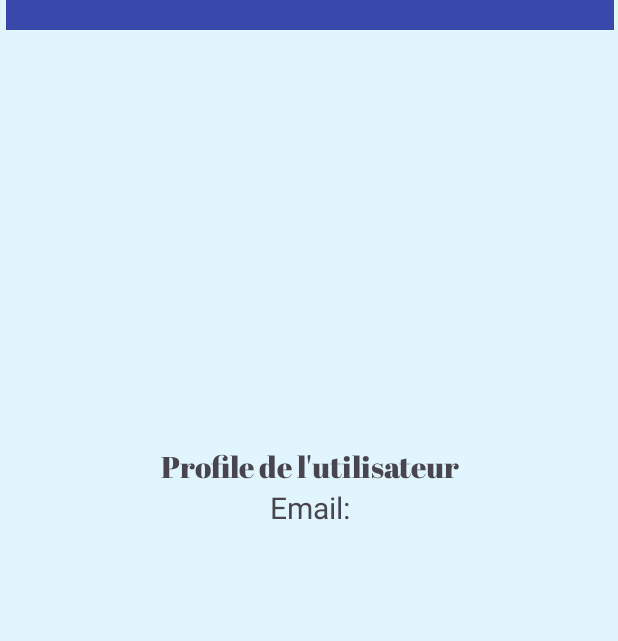
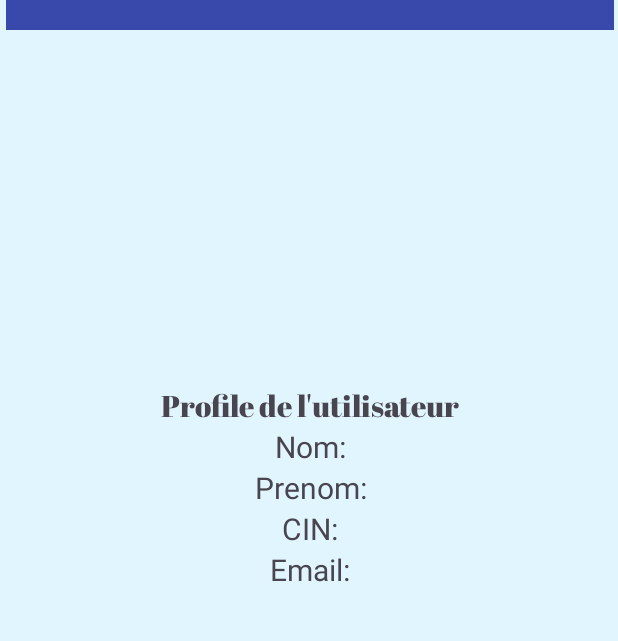
Before and after one commit to hechmi10/TourisTick, an Android app: the ProfileActivity screen opened directly, with no data from a screen before it, on a phone screen of 412 x 824 dp, the part 131-772 px from its top. Run offline under Robolectric (Android 15) with nearby library versions, the phone set to English and light mode, and no system bars; our stand-ins replace Firebase (no records; nobody signed in at launch, a user with empty details on screens opened directly).

Commit message:
Finaliser l'application

```diff
--- a/app/src/main/java/tn/esprit/touristick/views/LoginActivity.kt
+++ b/app/src/main/java/tn/esprit/touristick/views/LoginActivity.kt
@@ -56,7 +56,10 @@ class LoginActivity : AppCompatActivity() {
                         binding.etPasswordLogin.text.toString()){
                         tourist ->
                         val intent=Intent(this , ReservationManagementActivity::class.java).apply{
-                            putExtra(EMAIL,binding.etEmailLogin.text.toString())
+                            putExtra(NOM_TOURISTE,tourist?.getNom())
+                            putExtra(PRENOM_TOURISTE,tourist?.getPrenom())
+                            putExtra(CIN,tourist?.getCin())
+                            putExtra(EMAIL,tourist?.getEmail())
                         }
                         startActivity(intent)
                     }
--- a/app/src/main/java/tn/esprit/touristick/views/ProfileActivity.kt
+++ b/app/src/main/java/tn/esprit/touristick/views/ProfileActivity.kt
@@ -23,6 +23,9 @@ class ProfileActivity : AppCompatActivity() {
         // Initialize controller
         controller=TouristController.getInstance()
         firebaseAuth=FirebaseAuth.getInstance()
+        val nom=intent.getStringExtra(NOM_TOURISTE)
+        val prenom=intent.getStringExtra(PRENOM_TOURISTE)
+        val cin=intent.getStringExtra(CIN)
         val email=intent.getStringExtra(EMAIL)
         val mdp=intent.getStringExtra(MOT_DE_PASSE)
 
@@ -33,6 +36,9 @@ class ProfileActivity : AppCompatActivity() {
             controller.searchTourist(email,mdp) { tourist ->
                 if (tourist != null) {
                     // Update UI with the retrieved tourist details
+                    binding.tvNomProfile.text=(binding.tvNomProfile.text.toString() + nom) ?: "N/A"
+                    binding.tvPrenomProfile.text=(binding.tvPrenomProfile.text.toString() + prenom) ?: "N/A"
+                    binding.tvCinProfile.text=(binding.tvCinProfile.text.toString() + cin) ?: "N/A"
                     binding.tvEmailProfile.text=(binding.tvEmailProfile.text.toString() + email) ?: "N/A"
                 } else {
                     Toast.makeText(
--- a/app/src/main/res/layout/activity_profile.xml
+++ b/app/src/main/res/layout/activity_profile.xml
@@ -53,6 +53,30 @@
             android:textSize="20sp" />
 
         <TextView
+            android:id="@+id/tvNomProfile"
+            android:layout_width="match_parent"
+            android:layout_height="wrap_content"
+            android:gravity="center"
+            android:text="Nom:"
+            android:textSize="20sp" />
+
+        <TextView
+            android:id="@+id/tvPrenomProfile"
+            android:layout_width="match_parent"
+            android:layout_height="wrap_content"
+            android:gravity="center"
+            android:text="Prenom:"
+            android:textSize="20sp" />
+
+        <TextView
+            android:id="@+id/tvCinProfile"
+            android:layout_width="match_parent"
+            android:layout_height="wrap_content"
+            android:gravity="center"
+            android:text="CIN:"
+            android:textSize="20sp" />
+
+        <TextView
             android:id="@+id/tvEmailProfile"
             android:layout_width="match_parent"
             android:layout_height="wrap_content"
```
